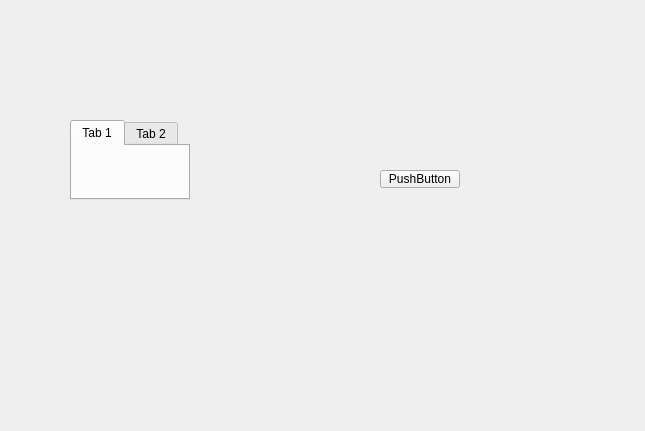
Qt form trueCM_QT/widget.ui (LennartLee00/CourseProject_ComputationalMechanicsbasedonQT) before a commit.
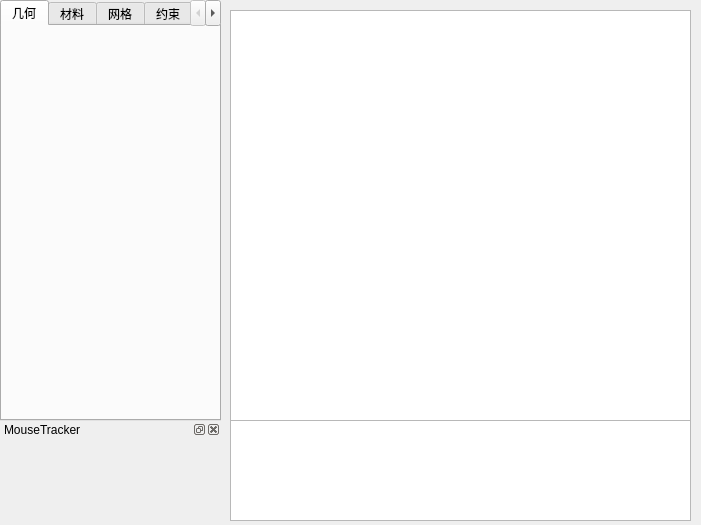
The same form after that commit. Custom widgets are drawn as their Qt base class.

Diff of the .ui file:
```diff
--- a/trueCM_QT/widget.ui
+++ b/trueCM_QT/widget.ui
@@ -6,8 +6,8 @@
    <rect>
     <x>0</x>
     <y>0</y>
-    <width>645</width>
-    <height>431</height>
+    <width>701</width>
+    <height>525</height>
    </rect>
   </property>
   <property name="windowTitle">
@@ -16,37 +16,91 @@
   <widget class="QTabWidget" name="tabWidget">
    <property name="geometry">
     <rect>
-     <x>70</x>
-     <y>120</y>
-     <width>120</width>
-     <height>80</height>
+     <x>0</x>
+     <y>0</y>
+     <width>221</width>
+     <height>421</height>
     </rect>
    </property>
    <widget class="QWidget" name="tab">
     <attribute name="title">
-     <string>Tab 1</string>
+     <string>几何</string>
     </attribute>
    </widget>
    <widget class="QWidget" name="tab_2">
     <attribute name="title">
-     <string>Tab 2</string>
+     <string>材料</string>
     </attribute>
    </widget>
+   <widget class="QWidget" name="tab_3">
+    <attribute name="title">
+     <string>网格</string>
+    </attribute>
+   </widget>
+   <widget class="QWidget" name="tab_4">
+    <attribute name="title">
+     <string>约束</string>
+    </attribute>
+   </widget>
+   <widget class="QWidget" name="tab_5">
+    <attribute name="title">
+     <string>计算</string>
+    </attribute>
+   </widget>
+   <widget class="QWidget" name="tab_6">
+    <attribute name="title">
+     <string>云图</string>
+    </attribute>
+   </widget>
   </widget>
-  <widget class="QPushButton" name="pushButton">
+  <widget class="MyGraphicsView" name="graphicsView">
    <property name="geometry">
     <rect>
-     <x>380</x>
-     <y>170</y>
-     <width>80</width>
-     <height>18</height>
+     <x>230</x>
+     <y>10</y>
+     <width>461</width>
+     <height>411</height>
     </rect>
    </property>
-   <property name="text">
-    <string>PushButton</string>
+  </widget>
+  <widget class="MouseDockWidget" name="dockWidget">
+   <property name="geometry">
+    <rect>
+     <x>0</x>
+     <y>420</y>
+     <width>221</width>
+     <height>101</height>
+    </rect>
+   </property>
+   <property name="windowTitle">
+    <string>MouseTracker</string>
+   </property>
+   <widget class="QWidget" name="dockWidgetContents"/>
+  </widget>
+  <widget class="QTextEdit" name="textEdit">
+   <property name="geometry">
+    <rect>
+     <x>230</x>
+     <y>420</y>
+     <width>461</width>
+     <height>101</height>
+    </rect>
    </property>
   </widget>
  </widget>
+ <customwidgets>
+  <customwidget>
+   <class>MyGraphicsView</class>
+   <extends>QGraphicsView</extends>
+   <header>mygraphicsview.h</header>
+  </customwidget>
+  <customwidget>
+   <class>MouseDockWidget</class>
+   <extends>QDockWidget</extends>
+   <header>mousedockwidget.h</header>
+   <container>1</container>
+  </customwidget>
+ </customwidgets>
  <resources/>
  <connections/>
 </ui>
```
Left out of the diff: 3 changed lines with no effect on the pictures.
